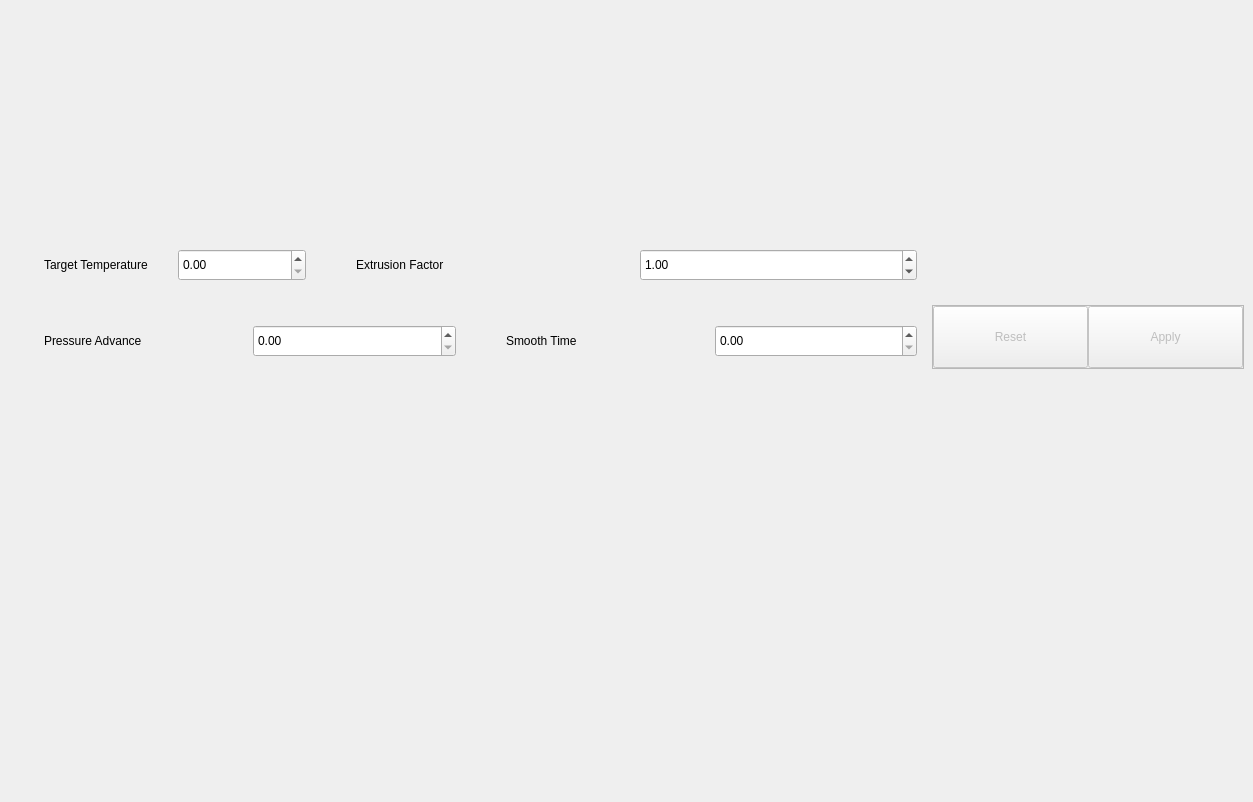
Above: pages/printer/widgets/extruder/extruderwidget.ui from DigitalArtifex/Flo before the change. Below: the same form after it.
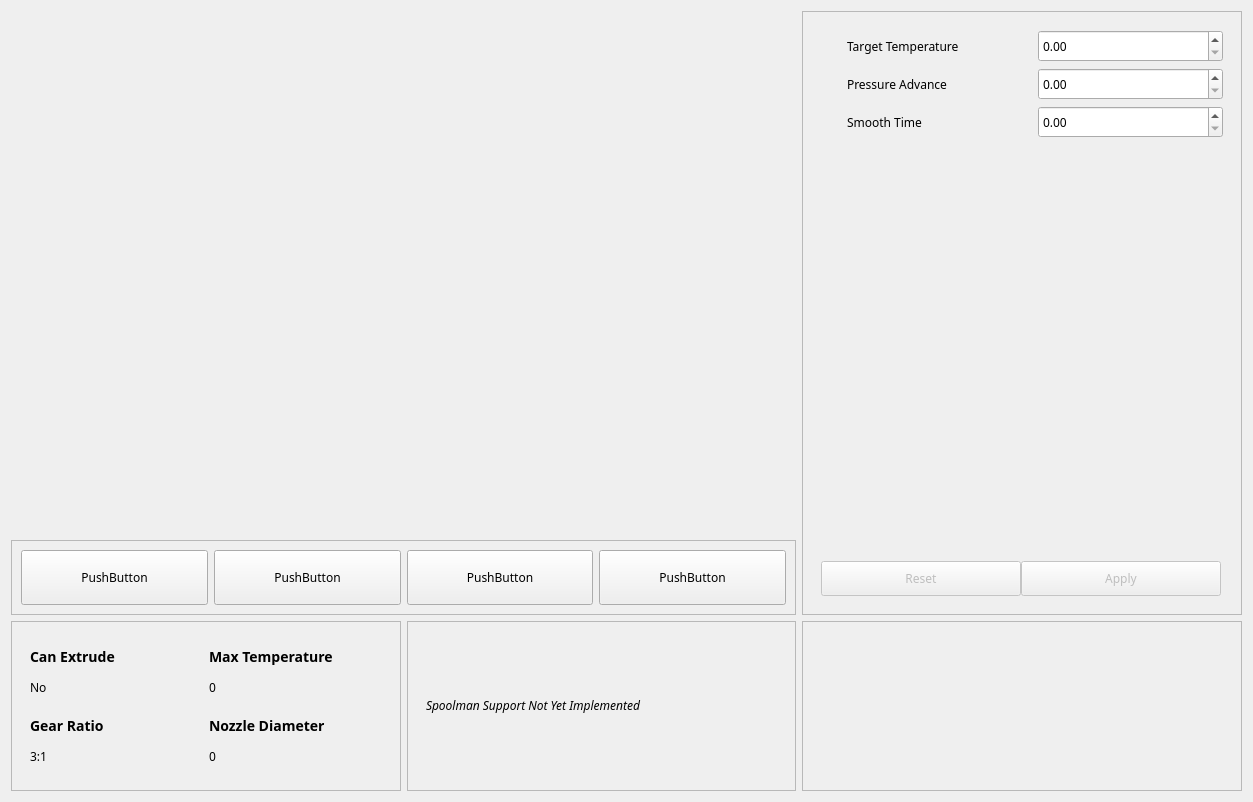
That is the form after the change. Custom widgets are drawn as their Qt base class.

Diff of the .ui file:
```diff
--- a/pages/printer/widgets/extruder/extruderwidget.ui
+++ b/pages/printer/widgets/extruder/extruderwidget.ui
@@ -16,79 +16,19 @@
     <height>0</height>
    </size>
   </property>
+  <property name="font">
+   <font>
+    <family>Sans Serif</family>
+   </font>
+  </property>
   <property name="windowTitle">
    <string>Form</string>
   </property>
   <layout class="QGridLayout" name="gridLayout">
-   <property name="leftMargin">
-    <number>0</number>
-   </property>
-   <property name="topMargin">
-    <number>0</number>
-   </property>
-   <property name="rightMargin">
-    <number>0</number>
-   </property>
-   <property name="bottomMargin">
-    <number>0</number>
-   </property>
-   <property name="spacing">
-    <number>0</number>
-   </property>
-   <item row="1" column="2">
-    <widget class="QWidget" name="widget_2" native="true">
-     <layout class="QGridLayout" name="gridLayout_3">
-      <property name="leftMargin">
-       <number>0</number>
-      </property>
-      <property name="topMargin">
-       <number>0</number>
-      </property>
-      <property name="rightMargin">
-       <number>0</number>
-      </property>
-      <property name="bottomMargin">
-       <number>0</number>
-      </property>
-      <property name="spacing">
-       <number>4</number>
-      </property>
-      <item row="1" column="0" rowspan="2" colspan="2">
-       <widget class="QFrame" name="statsWidget">
+   <item row="1" column="0" colspan="2">
+    <widget class="QFrame" name="frame">
         <property name="sizePolicy">
-         <sizepolicy hsizetype="Minimum" vsizetype="Preferred">
-          <horstretch>0</horstretch>
-          <verstretch>0</verstretch>
-         </sizepolicy>
-        </property>
-        <property name="minimumSize">
-         <size>
-          <width>300</width>
-          <height>0</height>
-         </size>
-        </property>
-        <layout class="QGridLayout" name="gridLayout_4">
-         <property name="leftMargin">
-          <number>9</number>
-         </property>
-         <property name="topMargin">
-          <number>9</number>
-         </property>
-         <property name="rightMargin">
-          <number>9</number>
-         </property>
-         <property name="bottomMargin">
-          <number>9</number>
-         </property>
-         <item row="0" column="0" colspan="2">
-          <layout class="QVBoxLayout" name="verticalLayout_12">
-           <property name="bottomMargin">
-            <number>0</number>
-           </property>
-           <item>
-            <widget class="QWidget" name="widget" native="true">
-             <property name="sizePolicy">
-              <sizepolicy hsizetype="Expanding" vsizetype="Minimum">
+      <sizepolicy hsizetype="Preferred" vsizetype="Minimum">
                <horstretch>0</horstretch>
                <verstretch>0</verstretch>
               </sizepolicy>
@@ -96,23 +36,280 @@
              <property name="minimumSize">
               <size>
                <width>0</width>
-               <height>20</height>
-              </size>
-             </property>
-             <layout class="QGridLayout" name="gridLayout_7">
-              <property name="leftMargin">
-               <number>0</number>
-              </property>
-              <property name="topMargin">
-               <number>0</number>
-              </property>
-              <property name="rightMargin">
-               <number>0</number>
-              </property>
-              <property name="bottomMargin">
-               <number>0</number>
-              </property>
+       <height>75</height>
+      </size>
+     </property>
+     <property name="maximumSize">
+      <size>
+       <width>16777215</width>
+       <height>75</height>
+      </size>
+     </property>
+     <property name="frameShape">
+      <enum>QFrame::Shape::StyledPanel</enum>
+     </property>
+     <property name="frameShadow">
+      <enum>QFrame::Shadow::Raised</enum>
+     </property>
+     <layout class="QHBoxLayout" name="horizontalLayout_3">
+      <item>
+       <widget class="QIconButton" name="extrudeButton">
+        <property name="sizePolicy">
+         <sizepolicy hsizetype="Minimum" vsizetype="Preferred">
+          <horstretch>0</horstretch>
+          <verstretch>0</verstretch>
+         </sizepolicy>
+        </property>
+        <property name="text">
+         <string>PushButton</string>
+        </property>
+       </widget>
+      </item>
+      <item>
+       <widget class="QIconButton" name="retractButton">
+        <property name="sizePolicy">
+         <sizepolicy hsizetype="Minimum" vsizetype="Preferred">
+          <horstretch>0</horstretch>
+          <verstretch>0</verstretch>
+         </sizepolicy>
+        </property>
+        <property name="text">
+         <string>PushButton</string>
+        </property>
+       </widget>
+      </item>
+      <item>
+       <widget class="QIconButton" name="preheatButton">
+        <property name="sizePolicy">
+         <sizepolicy hsizetype="Minimum" vsizetype="Preferred">
+          <horstretch>0</horstretch>
+          <verstretch>0</verstretch>
+         </sizepolicy>
+        </property>
+        <property name="text">
+         <string>PushButton</string>
+        </property>
+       </widget>
+      </item>
+      <item>
+       <widget class="QIconButton" name="pidButton">
+        <property name="sizePolicy">
+         <sizepolicy hsizetype="Minimum" vsizetype="Preferred">
+          <horstretch>0</horstretch>
+          <verstretch>0</verstretch>
+         </sizepolicy>
+        </property>
+        <property name="text">
+         <string>PushButton</string>
+        </property>
+       </widget>
+      </item>
+     </layout>
+    </widget>
+   </item>
+   <item row="2" column="0">
+    <widget class="CardWidget" name="detailsCard">
+     <property name="sizePolicy">
+      <sizepolicy hsizetype="Preferred" vsizetype="Preferred">
+       <horstretch>0</horstretch>
+       <verstretch>0</verstretch>
+      </sizepolicy>
+     </property>
+     <property name="frameShape">
+      <enum>QFrame::Shape::StyledPanel</enum>
+     </property>
+     <property name="frameShadow">
+      <enum>QFrame::Shadow::Raised</enum>
+     </property>
+     <layout class="QGridLayout" name="gridLayout_9">
+      <item row="0" column="0" colspan="2">
+       <widget class="QWidget" name="detailsContentsWidget" native="true">
+        <layout class="QGridLayout" name="gridLayout_11">
+         <item row="0" column="0">
+          <widget class="QLabel" name="canExtrudeLabel">
+           <property name="text">
+            <string>&lt;h3&gt;Can Extrude&lt;/h3&gt; No</string>
+           </property>
+          </widget>
+         </item>
               <item row="1" column="1">
+          <widget class="QLabel" name="nozzleDiameterLabel">
+           <property name="text">
+            <string>&lt;h3&gt;Nozzle Diameter&lt;/h3&gt;&lt;p&gt;0&lt;/p&gt;</string>
+           </property>
+          </widget>
+         </item>
+         <item row="0" column="1">
+          <widget class="QLabel" name="maximumTemperatureeratureLabel">
+           <property name="text">
+            <string>&lt;h3&gt;Max Temperature&lt;/h3&gt;&lt;p&gt;0&lt;/p&gt;</string>
+           </property>
+          </widget>
+         </item>
+         <item row="1" column="0">
+          <widget class="QLabel" name="gearRatioLabel">
+           <property name="text">
+            <string>&lt;h3&gt;Gear Ratio&lt;/h3&gt;&lt;p&gt;3:1&lt;/p&gt;</string>
+           </property>
+          </widget>
+         </item>
+        </layout>
+       </widget>
+      </item>
+     </layout>
+    </widget>
+   </item>
+   <item row="2" column="1">
+    <widget class="CardWidget" name="spoolmanCard">
+     <property name="sizePolicy">
+      <sizepolicy hsizetype="Preferred" vsizetype="Preferred">
+       <horstretch>0</horstretch>
+       <verstretch>0</verstretch>
+      </sizepolicy>
+     </property>
+     <property name="frameShape">
+      <enum>QFrame::Shape::StyledPanel</enum>
+     </property>
+     <property name="frameShadow">
+      <enum>QFrame::Shadow::Raised</enum>
+     </property>
+     <layout class="QGridLayout" name="gridLayout_12">
+      <item row="0" column="0">
+       <widget class="QWidget" name="spoolmanContentsWidget" native="true">
+        <layout class="QGridLayout" name="gridLayout_13">
+         <item row="0" column="0">
+          <widget class="QLabel" name="label">
+           <property name="text">
+            <string>&lt;i&gt;Spoolman Support Not Yet Implemented&lt;/i&gt;</string>
+           </property>
+          </widget>
+         </item>
+        </layout>
+       </widget>
+      </item>
+     </layout>
+    </widget>
+   </item>
+   <item row="2" column="2">
+    <widget class="CardWidget" name="statusCard">
+     <property name="sizePolicy">
+      <sizepolicy hsizetype="Fixed" vsizetype="Preferred">
+       <horstretch>0</horstretch>
+       <verstretch>0</verstretch>
+      </sizepolicy>
+     </property>
+     <property name="minimumSize">
+      <size>
+       <width>440</width>
+       <height>0</height>
+      </size>
+     </property>
+     <property name="frameShape">
+      <enum>QFrame::Shape::StyledPanel</enum>
+     </property>
+     <property name="frameShadow">
+      <enum>QFrame::Shadow::Raised</enum>
+     </property>
+     <layout class="QGridLayout" name="gridLayout_8">
+      <property name="leftMargin">
+       <number>0</number>
+      </property>
+      <property name="topMargin">
+       <number>0</number>
+      </property>
+      <property name="rightMargin">
+       <number>0</number>
+      </property>
+      <property name="bottomMargin">
+       <number>0</number>
+      </property>
+      <item row="0" column="0">
+       <widget class="QWidget" name="statusContentsWidget" native="true">
+        <property name="sizePolicy">
+         <sizepolicy hsizetype="Minimum" vsizetype="Preferred">
+          <horstretch>0</horstretch>
+          <verstretch>0</verstretch>
+         </sizepolicy>
+        </property>
+        <property name="minimumSize">
+         <size>
+          <width>0</width>
+          <height>0</height>
+         </size>
+        </property>
+        <layout class="QGridLayout" name="gridLayout_5">
+         <item row="0" column="1">
+          <widget class="QWidget" name="fanWidget" native="true">
+           <property name="minimumSize">
+            <size>
+             <width>100</width>
+             <height>100</height>
+            </size>
+           </property>
+           <property name="maximumSize">
+            <size>
+             <width>100</width>
+             <height>100</height>
+            </size>
+           </property>
+           <layout class="QGridLayout" name="gridLayout_6">
+            <property name="leftMargin">
+             <number>4</number>
+            </property>
+            <property name="topMargin">
+             <number>4</number>
+            </property>
+            <property name="rightMargin">
+             <number>4</number>
+            </property>
+            <property name="bottomMargin">
+             <number>4</number>
+            </property>
+            <item row="0" column="0">
+             <widget class="QGaugeWidget" name="fanGauge">
+              <property name="toolTip">
+               <string>Gauge Cluster Widget</string>
+              </property>
+              <property name="whatsThis">
+               <string>The gauge cluster widget provides a stylish way to display a percentage, temperature or raw value.</string>
+              </property>
+             </widget>
+            </item>
+           </layout>
+          </widget>
+         </item>
+         <item row="0" column="0">
+          <widget class="QGaugeWidget" name="temperatureGauge">
+           <property name="sizePolicy">
+            <sizepolicy hsizetype="Minimum" vsizetype="Minimum">
+             <horstretch>0</horstretch>
+             <verstretch>0</verstretch>
+            </sizepolicy>
+           </property>
+           <property name="minimumSize">
+            <size>
+             <width>150</width>
+             <height>150</height>
+            </size>
+           </property>
+           <property name="maximumSize">
+            <size>
+             <width>150</width>
+             <height>150</height>
+            </size>
+           </property>
+           <property name="toolTip">
+            <string>Gauge Cluster Widget</string>
+           </property>
+           <property name="whatsThis">
+            <string>The gauge cluster widget provides a stylish way to display a percentage, temperature or raw value.</string>
+           </property>
+           <property name="mode">
+            <enum>QGaugeWidget::Mode::Temperature</enum>
+           </property>
+          </widget>
+         </item>
+         <item row="0" column="2">
                <widget class="QWidget" name="powerWidget" native="true">
                 <property name="minimumSize">
                  <size>
@@ -145,7 +342,34 @@
                 </layout>
                </widget>
               </item>
-              <item row="0" column="2" rowspan="2">
+        </layout>
+       </widget>
+      </item>
+     </layout>
+    </widget>
+   </item>
+   <item row="0" column="0" colspan="2">
+    <widget class="CardWidget" name="graphCard">
+     <property name="sizePolicy">
+      <sizepolicy hsizetype="Expanding" vsizetype="Expanding">
+       <horstretch>0</horstretch>
+       <verstretch>0</verstretch>
+      </sizepolicy>
+     </property>
+     <layout class="QGridLayout" name="gridLayout_10">
+      <property name="leftMargin">
+       <number>0</number>
+      </property>
+      <property name="topMargin">
+       <number>0</number>
+      </property>
+      <property name="rightMargin">
+       <number>0</number>
+      </property>
+      <property name="bottomMargin">
+       <number>0</number>
+      </property>
+      <item row="0" column="0">
                <widget class="QWidget" name="graphWidget" native="true">
                 <property name="sizePolicy">
                  <sizepolicy hsizetype="Expanding" vsizetype="Preferred">
@@ -153,130 +377,46 @@
                   <verstretch>0</verstretch>
                  </sizepolicy>
                 </property>
-                <layout class="QGridLayout" name="gridLayout_10">
-                 <property name="leftMargin">
-                  <number>0</number>
-                 </property>
-                 <property name="topMargin">
-                  <number>0</number>
-                 </property>
-                 <property name="rightMargin">
-                  <number>0</number>
-                 </property>
-                 <property name="bottomMargin">
-                  <number>0</number>
-                 </property>
-                </layout>
-               </widget>
-              </item>
-              <item row="0" column="1">
-               <widget class="QWidget" name="fanWidget" native="true">
-                <property name="minimumSize">
-                 <size>
-                  <width>100</width>
-                  <height>100</height>
-                 </size>
-                </property>
-                <property name="maximumSize">
-                 <size>
-                  <width>100</width>
-                  <height>100</height>
-                 </size>
-                </property>
-                <layout class="QGridLayout" name="gridLayout_6">
-                 <property name="leftMargin">
-                  <number>4</number>
-                 </property>
-                 <property name="topMargin">
-                  <number>4</number>
-                 </property>
-                 <property name="rightMargin">
-                  <number>4</number>
-                 </property>
-                 <property name="bottomMargin">
-                  <number>4</number>
-                 </property>
-                 <item row="0" column="0">
-                  <layout class="QVBoxLayout" name="extruderFanLayout"/>
-                 </item>
+        <layout class="QGridLayout" name="gridLayout_3"/>
+       </widget>
+      </item>
                 </layout>
                </widget>
               </item>
-              <item row="0" column="0" rowspan="2">
-               <widget class="QWidget" name="widget_5" native="true">
+   <item row="0" column="2" rowspan="2">
+    <widget class="CardWidget" name="settingsCard">
+     <property name="sizePolicy">
+      <sizepolicy hsizetype="Fixed" vsizetype="Preferred">
+       <horstretch>0</horstretch>
+       <verstretch>0</verstretch>
+      </sizepolicy>
+     </property>
                 <property name="minimumSize">
                  <size>
-                  <width>200</width>
+       <width>440</width>
                   <height>0</height>
                  </size>
                 </property>
-                <layout class="QGridLayout" name="gridLayout_9">
-                 <property name="leftMargin">
-                  <number>4</number>
-                 </property>
-                 <property name="topMargin">
-                  <number>4</number>
-                 </property>
-                 <property name="rightMargin">
-                  <number>4</number>
-                 </property>
-                 <property name="bottomMargin">
-                  <number>4</number>
-                 </property>
+     <property name="frameShape">
+      <enum>QFrame::Shape::StyledPanel</enum>
+     </property>
+     <property name="frameShadow">
+      <enum>QFrame::Shadow::Raised</enum>
+     </property>
+     <layout class="QGridLayout" name="gridLayout_4">
                  <item row="0" column="0">
-                  <layout class="QVBoxLayout" name="progressBarLayout"/>
-                 </item>
-                </layout>
-               </widget>
-              </item>
-              <item row="2" column="2">
-               <widget class="QWidget" name="extrusionFactorWidget" native="true">
+       <widget class="QWidget" name="settingsContentWidget" native="true">
                 <property name="sizePolicy">
-                 <sizepolicy hsizetype="Preferred" vsizetype="Minimum">
+         <sizepolicy hsizetype="Minimum" vsizetype="Preferred">
                   <horstretch>0</horstretch>
                   <verstretch>0</verstretch>
                  </sizepolicy>
                 </property>
-                <property name="minimumSize">
-                 <size>
-                  <width>0</width>
-                  <height>64</height>
-                 </size>
-                </property>
-                <property name="maximumSize">
-                 <size>
-                  <width>16777215</width>
-                  <height>64</height>
-                 </size>
-                </property>
-                <layout class="QGridLayout" name="gridLayout_11">
-                 <item row="0" column="2">
-                  <widget class="QDoubleSpinBox" name="extrusionFactorSpinBox">
-                   <property name="minimumSize">
-                    <size>
-                     <width>0</width>
-                     <height>32</height>
-                    </size>
-                   </property>
-                   <property name="maximumSize">
-                    <size>
-                     <width>16777215</width>
-                     <height>32</height>
-                    </size>
-                   </property>
-                   <property name="maximum">
-                    <double>2.000000000000000</double>
-                   </property>
-                   <property name="singleStep">
-                    <double>0.010000000000000</double>
-                   </property>
-                   <property name="value">
-                    <double>1.000000000000000</double>
-                   </property>
-                  </widget>
-                 </item>
-                 <item row="0" column="0">
-                  <widget class="QLabel" name="extrusionFactorIconLabel">
+        <layout class="QGridLayout" name="gridLayout_7">
+         <item row="0" column="0" colspan="2">
+          <layout class="QHBoxLayout" name="horizontalLayout_2">
+           <item>
+            <widget class="QLabel" name="targetTemperatureeratureIconLabel">
                    <property name="minimumSize">
                     <size>
                      <width>20</width>
@@ -294,65 +434,21 @@
                    </property>
                   </widget>
                  </item>
-                 <item row="0" column="1">
-                  <widget class="QLabel" name="label_20">
-                   <property name="text">
-                    <string>Extrusion Factor</string>
-                   </property>
-                  </widget>
-                 </item>
-                </layout>
-               </widget>
-              </item>
-              <item row="2" column="0" colspan="2">
-               <widget class="QWidget" name="targetTemperatureWidget" native="true">
-                <property name="sizePolicy">
-                 <sizepolicy hsizetype="Expanding" vsizetype="Minimum">
-                  <horstretch>0</horstretch>
-                  <verstretch>0</verstretch>
-                 </sizepolicy>
-                </property>
-                <property name="minimumSize">
-                 <size>
-                  <width>0</width>
-                  <height>64</height>
-                 </size>
-                </property>
-                <property name="maximumSize">
-                 <size>
-                  <width>16777215</width>
-                  <height>64</height>
-                 </size>
-                </property>
-                <layout class="QGridLayout" name="gridLayout_5">
-                 <item row="0" column="1">
+           <item>
                   <widget class="QLabel" name="label_22">
+             <property name="sizePolicy">
+              <sizepolicy hsizetype="Minimum" vsizetype="Preferred">
+               <horstretch>0</horstretch>
+               <verstretch>0</verstretch>
+              </sizepolicy>
+             </property>
                    <property name="text">
                     <string>Target Temperature</string>
                    </property>
                   </widget>
                  </item>
-                 <item row="0" column="0">
-                  <widget class="QLabel" name="targetTemperatureIconLabel">
-                   <property name="minimumSize">
-                    <size>
-                     <width>20</width>
-                     <height>20</height>
-                    </size>
-                   </property>
-                   <property name="maximumSize">
-                    <size>
-                     <width>20</width>
-                     <height>20</height>
-                    </size>
-                   </property>
-                   <property name="text">
-                    <string/>
-                   </property>
-                  </widget>
-                 </item>
-                 <item row="0" column="2">
-                  <widget class="QDoubleSpinBox" name="targetTempSpinBox">
+           <item>
+            <widget class="QDoubleSpinBox" name="targetTemperatureSpinBox">
                    <property name="minimumSize">
                     <size>
                      <width>0</width>
@@ -374,43 +470,9 @@
                   </widget>
                  </item>
                 </layout>
-               </widget>
-              </item>
-             </layout>
-            </widget>
-           </item>
-           <item>
-            <layout class="QHBoxLayout" name="horizontalLayout_2">
-             <property name="rightMargin">
-              <number>0</number>
-             </property>
-             <item>
-              <widget class="QWidget" name="pressureAdvanceWidget" native="true">
-               <property name="sizePolicy">
-                <sizepolicy hsizetype="Preferred" vsizetype="Fixed">
-                 <horstretch>0</horstretch>
-                 <verstretch>0</verstretch>
-                </sizepolicy>
-               </property>
-               <property name="minimumSize">
-                <size>
-                 <width>0</width>
-                 <height>64</height>
-                </size>
-               </property>
-               <property name="maximumSize">
-                <size>
-                 <width>16777215</width>
-                 <height>64</height>
-                </size>
-               </property>
-               <property name="baseSize">
-                <size>
-                 <width>0</width>
-                 <height>64</height>
-                </size>
-               </property>
-               <layout class="QHBoxLayout" name="horizontalLayout_3">
+         </item>
+         <item row="2" column="0" colspan="2">
+          <layout class="QHBoxLayout" name="horizontalLayout_4">
                 <item>
                  <widget class="QLabel" name="pressureAdvanceIcon">
                   <property name="minimumSize">
@@ -432,6 +494,12 @@
                 </item>
                 <item>
                  <widget class="QLabel" name="label_2">
+             <property name="sizePolicy">
+              <sizepolicy hsizetype="Minimum" vsizetype="Preferred">
+               <horstretch>0</horstretch>
+               <verstretch>0</verstretch>
+              </sizepolicy>
+             </property>
                   <property name="text">
                    <string>Pressure Advance</string>
                   </property>
@@ -454,35 +522,9 @@
                  </widget>
                 </item>
                </layout>
-              </widget>
-             </item>
-             <item>
-              <widget class="QWidget" name="smoothTimeWidget" native="true">
-               <property name="sizePolicy">
-                <sizepolicy hsizetype="Preferred" vsizetype="Fixed">
-                 <horstretch>0</horstretch>
-                 <verstretch>0</verstretch>
-                </sizepolicy>
-               </property>
-               <property name="minimumSize">
-                <size>
-                 <width>0</width>
-                 <height>64</height>
-                </size>
-               </property>
-               <property name="maximumSize">
-                <size>
-                 <width>16777215</width>
-                 <height>64</height>
-                </size>
-               </property>
-               <property name="baseSize">
-                <size>
-                 <width>0</width>
-                 <height>64</height>
-                </size>
-               </property>
-               <layout class="QHBoxLayout" name="horizontalLayout_4">
+         </item>
+         <item row="4" column="0" colspan="2">
+          <layout class="QHBoxLayout" name="horizontalLayout_5">
                 <item>
                  <widget class="QLabel" name="smoothTimeIcon">
                   <property name="minimumSize">
@@ -504,6 +546,12 @@
                 </item>
                 <item>
                  <widget class="QLabel" name="label_3">
+             <property name="sizePolicy">
+              <sizepolicy hsizetype="Minimum" vsizetype="Preferred">
+               <horstretch>0</horstretch>
+               <verstretch>0</verstretch>
+              </sizepolicy>
+             </property>
                   <property name="text">
                    <string>Smooth Time</string>
                   </property>
@@ -526,13 +574,8 @@
                  </widget>
                 </item>
                </layout>
-              </widget>
-             </item>
-            </layout>
-           </item>
-          </layout>
-         </item>
-         <item row="1" column="0" colspan="3">
+         </item>
+         <item row="5" column="0" colspan="2">
           <spacer name="verticalSpacer">
            <property name="orientation">
             <enum>Qt::Orientation::Vertical</enum>
@@ -545,111 +588,26 @@
            </property>
           </spacer>
          </item>
-         <item row="0" column="2">
-          <widget class="QWidget" name="widget_3" native="true">
+         <item row="6" column="0" colspan="2">
+          <widget class="QWidget" name="footerWidget" native="true">
            <property name="sizePolicy">
-            <sizepolicy hsizetype="Maximum" vsizetype="Preferred">
+            <sizepolicy hsizetype="Minimum" vsizetype="Preferred">
              <horstretch>0</horstretch>
              <verstretch>0</verstretch>
             </sizepolicy>
            </property>
            <property name="minimumSize">
             <size>
-             <width>312</width>
+             <width>0</width>
              <height>0</height>
             </size>
            </property>
            <property name="maximumSize">
             <size>
-             <width>312</width>
-             <height>16777215</height>
-            </size>
-           </property>
-           <layout class="QVBoxLayout" name="verticalLayout">
-            <property name="leftMargin">
-             <number>0</number>
-            </property>
-            <property name="topMargin">
-             <number>0</number>
-            </property>
-            <property name="rightMargin">
-             <number>0</number>
-            </property>
-            <property name="bottomMargin">
-             <number>0</number>
-            </property>
-            <item>
-             <widget class="QWidget" name="buttonWidget" native="true">
-              <property name="sizePolicy">
-               <sizepolicy hsizetype="Preferred" vsizetype="Ignored">
-                <horstretch>0</horstretch>
-                <verstretch>0</verstretch>
-               </sizepolicy>
-              </property>
-              <property name="minimumSize">
-               <size>
-                <width>0</width>
-                <height>212</height>
-               </size>
-              </property>
-              <property name="maximumSize">
-               <size>
                 <width>16777215</width>
-                <height>200</height>
-               </size>
-              </property>
-              <layout class="QGridLayout" name="gridLayout_8">
-               <property name="leftMargin">
-                <number>0</number>
-               </property>
-               <property name="topMargin">
-                <number>0</number>
-               </property>
-               <property name="rightMargin">
-                <number>0</number>
-               </property>
-               <property name="bottomMargin">
-                <number>0</number>
-               </property>
-              </layout>
-             </widget>
-            </item>
-            <item>
-             <spacer name="verticalSpacer_2">
-              <property name="orientation">
-               <enum>Qt::Orientation::Vertical</enum>
-              </property>
-              <property name="sizeType">
-               <enum>QSizePolicy::Policy::Fixed</enum>
-              </property>
-              <property name="sizeHint" stdset="0">
-               <size>
-                <width>20</width>
-                <height>82</height>
-               </size>
-              </property>
-             </spacer>
-            </item>
-            <item>
-             <widget class="QFrame" name="footerFrame">
-              <property name="minimumSize">
-               <size>
-                <width>0</width>
                 <height>64</height>
                </size>
               </property>
-              <property name="maximumSize">
-               <size>
-                <width>16777215</width>
-                <height>64</height>
-               </size>
-              </property>
-              <property name="frameShape">
-               <enum>QFrame::Shape::StyledPanel</enum>
-              </property>
-              <property name="frameShadow">
-               <enum>QFrame::Shadow::Raised</enum>
-              </property>
               <layout class="QHBoxLayout" name="horizontalLayout">
                <property name="spacing">
                 <number>0</number>
@@ -671,16 +629,22 @@
                  <property name="enabled">
                   <bool>false</bool>
                  </property>
+              <property name="sizePolicy">
+               <sizepolicy hsizetype="Fixed" vsizetype="Fixed">
+                <horstretch>0</horstretch>
+                <verstretch>0</verstretch>
+               </sizepolicy>
+              </property>
                  <property name="minimumSize">
                   <size>
-                   <width>150</width>
+                <width>200</width>
                    <height>35</height>
                   </size>
                  </property>
                  <property name="maximumSize">
                   <size>
                    <width>16777215</width>
-                   <height>62</height>
+                <height>50</height>
                   </size>
                  </property>
                  <property name="text">
@@ -693,16 +657,22 @@
                  <property name="enabled">
                   <bool>false</bool>
                  </property>
+              <property name="sizePolicy">
+               <sizepolicy hsizetype="Fixed" vsizetype="Fixed">
+                <horstretch>0</horstretch>
+                <verstretch>0</verstretch>
+               </sizepolicy>
+              </property>
                  <property name="minimumSize">
                   <size>
-                   <width>150</width>
+                <width>200</width>
                    <height>35</height>
                   </size>
                  </property>
                  <property name="maximumSize">
                   <size>
                    <width>16777215</width>
-                   <height>62</height>
+                <height>50</height>
                   </size>
                  </property>
                  <property name="text">
@@ -721,9 +691,24 @@
       </item>
      </layout>
     </widget>
-   </item>
-  </layout>
- </widget>
+ <customwidgets>
+  <customwidget>
+   <class>QGaugeWidget</class>
+   <extends>QWidget</extends>
+   <header>QtDAWidgets/qgaugewidget.h</header>
+  </customwidget>
+  <customwidget>
+   <class>CardWidget</class>
+   <extends>QFrame</extends>
+   <header>common/CardWidget/cardwidget.h</header>
+   <container>1</container>
+  </customwidget>
+  <customwidget>
+   <class>QIconButton</class>
+   <extends>QPushButton</extends>
+   <header>ui/QIconButton/qiconbutton.h</header>
+  </customwidget>
+ </customwidgets>
  <resources/>
  <connections/>
 </ui>
```
Left out of the diff: 9 changed lines with no effect on the pictures. Lines whose indentation alone changed are shown as unchanged.
